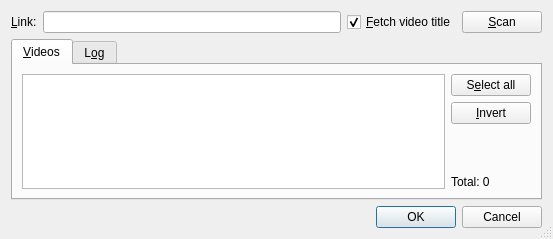
Before: the Qt Designer form rc/scandlg.ui in guendto/abby, drawn with Qt 5.
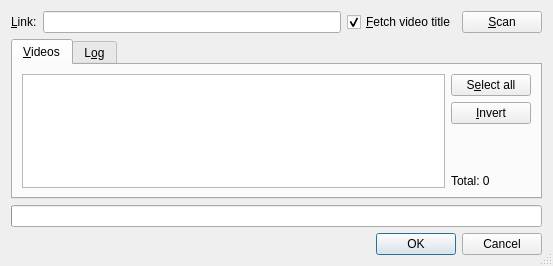
After: the same form once the commit is applied. Icons and pictures are not drawn.

```diff
--- a/rc/scandlg.ui
+++ b/rc/scandlg.ui
@@ -11,7 +11,7 @@
     <x>0</x>
     <y>0</y>
     <width>553</width>
-    <height>239</height>
+    <height>266</height>
    </rect>
   </property>
   <property name="windowTitle">
@@ -166,7 +166,7 @@
      </widget>
     </widget>
    </item>
-   <item row="2" column="0">
+   <item row="3" column="0">
     <widget class="QDialogButtonBox" name="buttonBox">
      <property name="orientation">
       <enum>Qt::Horizontal</enum>
@@ -176,6 +176,16 @@
      </property>
     </widget>
    </item>
+   <item row="2" column="0">
+    <widget class="QProgressBar" name="progressBar">
+     <property name="value">
+      <number>0</number>
+     </property>
+     <property name="textVisible">
+      <bool>false</bool>
+     </property>
+    </widget>
+   </item>
   </layout>
  </widget>
  <tabstops>
```
